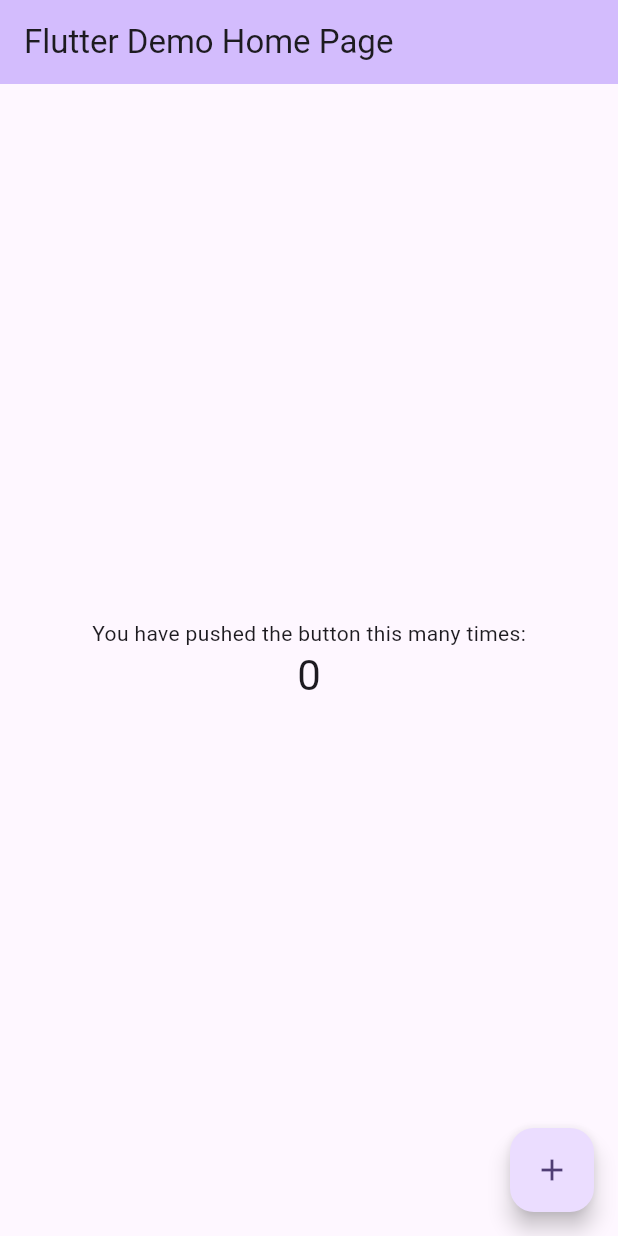
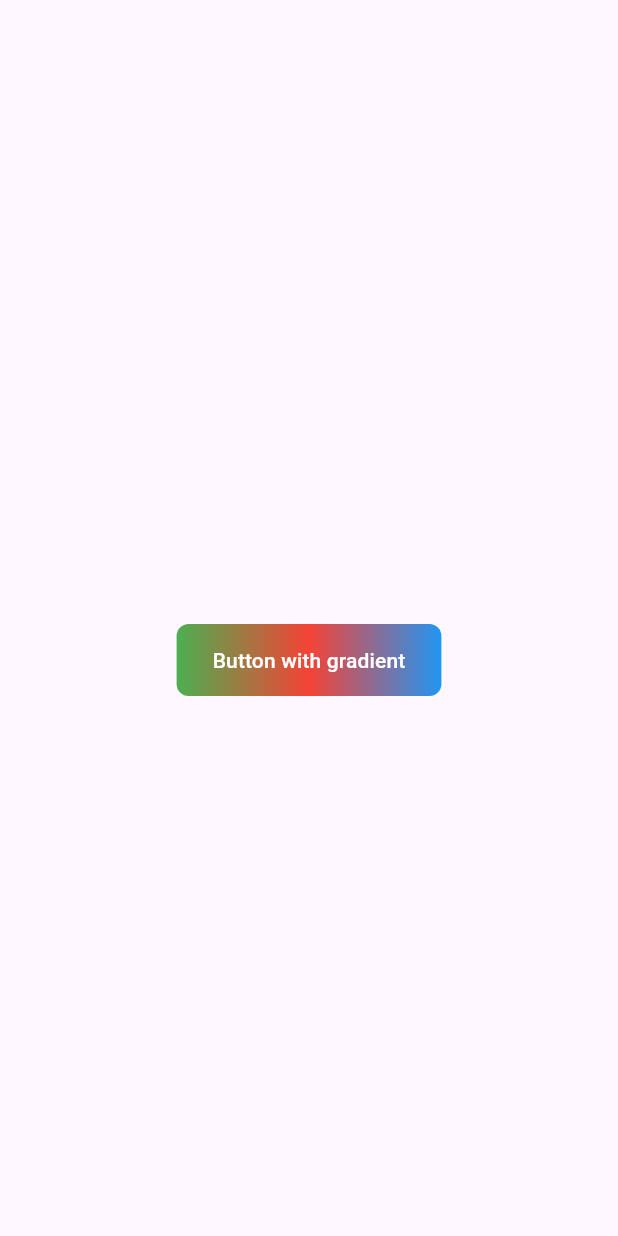
Before and after one commit to piyushkarmacharya/flutter_components, a Flutter app: the screen it shows after launch, on a phone screen of 412 x 824 dp. Run offline on Flutter 3.47's test engine with Material 3 defaults, Android fonts, the phone set to English and light mode, and no system bars.

Commit message:
Linear Gradient in Elevated Button

```diff
--- /dev/null
+++ b/lib/gradient_in_button.dart
@@ -0,0 +1,30 @@
+import 'package:flutter/material.dart';
+
+class HomePage extends StatelessWidget {
+  const HomePage({super.key});
+
+  @override
+  Widget build(BuildContext context) {
+    return Scaffold(
+      appBar: AppBar(),
+      body: Center(
+        child: Container(
+          decoration: BoxDecoration(
+              borderRadius: BorderRadius.circular(8),
+              gradient: LinearGradient(
+                  colors: [Colors.green, Colors.red, Colors.blue])),
+          child: ElevatedButton(
+            style: ElevatedButton.styleFrom(
+                backgroundColor: Colors.transparent,
+                shadowColor: Colors.transparent,
+                foregroundColor: Colors.white,
+                shape: RoundedRectangleBorder(
+                    borderRadius: BorderRadius.circular(8))),
+            child: Text("Button with gradient"),
+            onPressed: () {},
+          ),
+        ),
+      ),
+    );
+  }
+}
--- a/lib/main.dart
+++ b/lib/main.dart
@@ -1,4 +1,5 @@
 import 'package:flutter/material.dart';
+import 'package:flutter_components/gradient_in_button.dart';
 
 void main() {
   runApp(const MyApp());
@@ -6,120 +7,11 @@
 
 class MyApp extends StatelessWidget {
   const MyApp({super.key});
-
-  // This widget is the root of your application.
   @override
   Widget build(BuildContext context) {
-    return MaterialApp(
-      title: 'Flutter Demo',
-      theme: ThemeData(
-        // This is the theme of your application.
-        //
-        // TRY THIS: Try running your application with "flutter run". You'll see
-        // the application has a purple toolbar. Then, without quitting the app,
-        // try changing the seedColor in the colorScheme below to Colors.green
-        // and then invoke "hot reload" (save your changes or press the "hot
-        // reload" button in a Flutter-supported IDE, or press "r" if you used
-        // the command line to start the app).
-        //
-        // Notice that the counter didn't reset back to zero; the application
-        // state is not lost during the reload. To reset the state, use hot
-        // restart instead.
-        //
-        // This works for code too, not just values: Most code changes can be
-        // tested with just a hot reload.
-        colorScheme: ColorScheme.fromSeed(seedColor: Colors.deepPurple),
-        useMaterial3: true,
-      ),
-      home: const MyHomePage(title: 'Flutter Demo Home Page'),
+    return const MaterialApp(
+      debugShowCheckedModeBanner: false,
+      home: HomePage(),
     );
   }
 }
-
-class MyHomePage extends StatefulWidget {
-  const MyHomePage({super.key, required this.title});
-
-  // This widget is the home page of your application. It is stateful, meaning
-  // that it has a State object (defined below) that contains fields that affect
-  // how it looks.
-
-  // This class is the configuration for the state. It holds the values (in this
-  // case the title) provided by the parent (in this case the App widget) and
-  // used by the build method of the State. Fields in a Widget subclass are
-  // always marked "final".
-
-  final String title;
-
-  @override
-  State<MyHomePage> createState() => _MyHomePageState();
-}
-
-class _MyHomePageState extends State<MyHomePage> {
-  int _counter = 0;
-
-  void _incrementCounter() {
-    setState(() {
-      // This call to setState tells the Flutter framework that something has
-      // changed in this State, which causes it to rerun the build method below
-      // so that the display can reflect the updated values. If we changed
-      // _counter without calling setState(), then the build method would not be
-      // called again, and so nothing would appear to happen.
-      _counter++;
-    });
-  }
-
-  @override
-  Widget build(BuildContext context) {
-    // This method is rerun every time setState is called, for instance as done
-    // by the _incrementCounter method above.
-    //
-    // The Flutter framework has been optimized to make rerunning build methods
-    // fast, so that you can just rebuild anything that needs updating rather
-    // than having to individually change instances of widgets.
-    return Scaffold(
-      appBar: AppBar(
-        // TRY THIS: Try changing the color here to a specific color (to
-        // Colors.amber, perhaps?) and trigger a hot reload to see the AppBar
-        // change color while the other colors stay the same.
-        backgroundColor: Theme.of(context).colorScheme.inversePrimary,
-        // Here we take the value from the MyHomePage object that was created by
-        // the App.build method, and use it to set our appbar title.
-        title: Text(widget.title),
-      ),
-      body: Center(
-        // Center is a layout widget. It takes a single child and positions it
-        // in the middle of the parent.
-        child: Column(
-          // Column is also a layout widget. It takes a list of children and
-          // arranges them vertically. By default, it sizes itself to fit its
-          // children horizontally, and tries to be as tall as its parent.
-          //
-          // Column has various properties to control how it sizes itself and
-          // how it positions its children. Here we use mainAxisAlignment to
-          // center the children vertically; the main axis here is the vertical
-          // axis because Columns are vertical (the cross axis would be
-          // horizontal).
-          //
-          // TRY THIS: Invoke "debug painting" (choose the "Toggle Debug Paint"
-          // action in the IDE, or press "p" in the console), to see the
-          // wireframe for each widget.
-          mainAxisAlignment: MainAxisAlignment.center,
-          children: <Widget>[
-            const Text(
-              'You have pushed the button this many times:',
-            ),
-            Text(
-              '$_counter',
-              style: Theme.of(context).textTheme.headlineMedium,
-            ),
-          ],
-        ),
-      ),
-      floatingActionButton: FloatingActionButton(
-        onPressed: _incrementCounter,
-        tooltip: 'Increment',
-        child: const Icon(Icons.add),
-      ), // This trailing comma makes auto-formatting nicer for build methods.
-    );
-  }
-}
```
Also changed, not shown: 1 other file.
